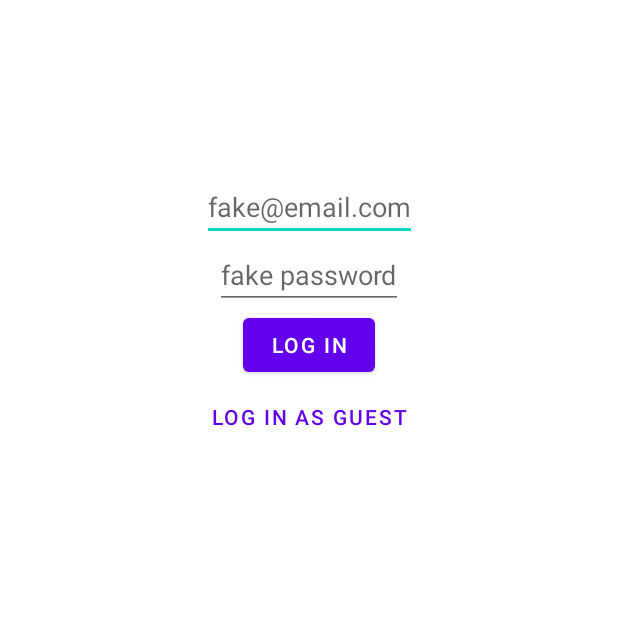
After one commit to kustomer/android-chat-sdk-samples, an Android app: the fragment LoginFragment shown on its own in the app's theme, on a phone screen of 412 x 824 dp, the top half of it. The commit adds this screen. Run offline under Robolectric (Android 15) with nearby library versions, the phone set to English and light mode, and no system bars; libraries missing offline, so code that uses them is left out: com.kustomer.core; 1 statement that could not run was skipped.

Commit message:
add login fragment

```diff
--- a/app/build.gradle
+++ b/app/build.gradle
@@ -65,6 +65,7 @@ dependencies {
 
     //JWT library
     api 'io.jsonwebtoken:jjwt-api:0.10.7'
+    implementation 'androidx.legacy:legacy-support-v4:1.0.0'
     runtimeOnly 'io.jsonwebtoken:jjwt-impl:0.10.7'
     runtimeOnly('io.jsonwebtoken:jjwt-orgjson:0.10.7') {
         exclude group: 'org.json', module: 'json' //provided by Android natively
--- a/app/src/main/java/com/example/kustomerloginanddescribe/MainActivity.kt
+++ b/app/src/main/java/com/example/kustomerloginanddescribe/MainActivity.kt
@@ -4,6 +4,7 @@ import android.os.Bundle
 import androidx.appcompat.app.AppCompatActivity
 import com.example.kustomerloginanddescribe.databinding.ActivityMainBinding
 import com.example.kustomerloginanddescribe.ui.homepage.HomepageFragment
+import com.example.kustomerloginanddescribe.ui.homepage.LoginFragment
 
 class MainActivity : AppCompatActivity() {
 
--- /dev/null
+++ b/app/src/main/java/com/example/kustomerloginanddescribe/ui/homepage/LoginFragment.kt
@@ -0,0 +1,51 @@
+package com.example.kustomerloginanddescribe.ui.homepage
+
+import androidx.lifecycle.ViewModelProvider
+import android.os.Bundle
+import androidx.fragment.app.Fragment
+import android.view.LayoutInflater
+import android.view.View
+import android.view.ViewGroup
+import com.example.kustomerloginanddescribe.R
+import com.example.kustomerloginanddescribe.databinding.LoginFragmentBinding
+import com.kustomer.core.BuildConfig
+
+class LoginFragment : Fragment() {
+
+    companion object {
+        fun newInstance() = LoginFragment()
+    }
+
+    private lateinit var viewModel: LoginViewModel
+    private lateinit var viewModelFactory: LoginViewModelFactory
+
+    private var _binding: LoginFragmentBinding? = null
+    private val binding get() = _binding!!
+
+    override fun onCreateView(
+        inflater: LayoutInflater, container: ViewGroup?,
+        savedInstanceState: Bundle?
+    ): View? {
+        _binding = LoginFragmentBinding.inflate(inflater, container, false)
+        return binding.root
+    }
+
+    override fun onActivityCreated(savedInstanceState: Bundle?) {
+        super.onActivityCreated(savedInstanceState)
+
+        viewModelFactory = LoginViewModelFactory()
+        viewModel = ViewModelProvider(this, viewModelFactory)
+            .get(LoginViewModel::class.java)
+
+        binding.run {
+            appTitle.text =
+                "${resources.getString(R.string.app_name)} v.${BuildConfig.VERSION_NAME}"
+
+            logIn.setOnClickListener {
+                viewModel.logIn(emailEt.text.toString(), passwordEt.text.toString())
+            }
+
+            logInAsGuest.setOnClickListener { viewModel.continueAsGuest() }
+        }
+    }
+}
--- /dev/null
+++ b/app/src/main/java/com/example/kustomerloginanddescribe/ui/homepage/LoginViewModel.kt
@@ -0,0 +1,30 @@
+package com.example.kustomerloginanddescribe.ui.homepage
+
+import androidx.lifecycle.ViewModel
+import androidx.lifecycle.ViewModelProvider
+
+class LoginViewModel : ViewModel() {
+    fun logIn(email: String, password: String) {
+        // Handle your app's login process as usual.
+        // Once your login succeeds, you can continue to log the user in to Kustomer
+        val loginIsValid = true
+
+        if (loginIsValid) {
+            onLoginSucceeded(email)
+        }
+    }
+
+    fun continueAsGuest() {
+        // Navigate to logged out state
+    }
+
+    private fun onLoginSucceeded(email: String) {
+        // Log in to Kustomer and navigate to order screen
+    }
+}
+
+@Suppress("UNCHECKED_CAST")
+class LoginViewModelFactory : ViewModelProvider.NewInstanceFactory() {
+    override fun <T : ViewModel> create(modelClass: Class<T>) =
+        (LoginViewModel() as T)
+}
--- /dev/null
+++ b/app/src/main/res/layout/login_fragment.xml
@@ -0,0 +1,60 @@
+<?xml version="1.0" encoding="utf-8"?>
+<androidx.constraintlayout.widget.ConstraintLayout xmlns:android="http://schemas.android.com/apk/res/android"
+    xmlns:app="http://schemas.android.com/apk/res-auto"
+    xmlns:tools="http://schemas.android.com/tools"
+    android:layout_width="match_parent"
+    android:layout_height="match_parent"
+    tools:context=".ui.homepage.LoginFragment">
+
+    <TextView
+        android:id="@+id/app_title"
+        style="@style/TextAppearance.MaterialComponents.Headline4"
+        android:layout_width="wrap_content"
+        android:layout_height="wrap_content"
+        android:paddingStart="16dp"
+        android:paddingTop="32dp"
+        android:paddingEnd="16dp"
+        app:layout_constraintEnd_toEndOf="parent"
+        app:layout_constraintStart_toStartOf="parent"
+        app:layout_constraintTop_toTopOf="parent"
+        tools:text="App Name" />
+
+    <EditText
+        android:id="@+id/email_et"
+        android:layout_width="wrap_content"
+        android:layout_height="wrap_content"
+        android:hint="fake@email.com"
+        android:paddingTop="48dp"
+        app:layout_constraintEnd_toEndOf="parent"
+        app:layout_constraintStart_toStartOf="parent"
+        app:layout_constraintTop_toBottomOf="@id/app_title" />
+
+    <EditText
+        android:id="@+id/password_et"
+        android:layout_width="wrap_content"
+        android:layout_height="wrap_content"
+        android:hint="fake password"
+        app:layout_constraintEnd_toEndOf="parent"
+        app:layout_constraintStart_toStartOf="parent"
+        app:layout_constraintTop_toBottomOf="@id/email_et" />
+
+    <Button
+        android:id="@+id/log_in"
+        android:layout_width="wrap_content"
+        android:layout_height="wrap_content"
+        android:text="Log In"
+        app:layout_constraintEnd_toEndOf="parent"
+        app:layout_constraintStart_toStartOf="parent"
+        app:layout_constraintTop_toBottomOf="@id/password_et" />
+
+    <Button
+        android:id="@+id/log_in_as_guest"
+        style="@style/Widget.MaterialComponents.Button.TextButton"
+        android:layout_width="wrap_content"
+        android:layout_height="wrap_content"
+        android:text="Log In as Guest"
+        app:layout_constraintEnd_toEndOf="parent"
+        app:layout_constraintStart_toStartOf="parent"
+        app:layout_constraintTop_toBottomOf="@id/log_in" />
+
+</androidx.constraintlayout.widget.ConstraintLayout>
```
